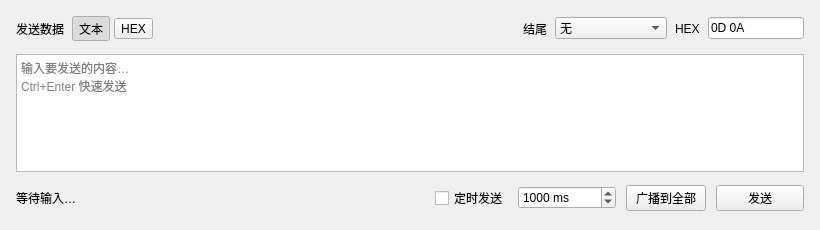
Li-D666/DouLink, file src/ui/sendpanel.ui: the form before one commit.
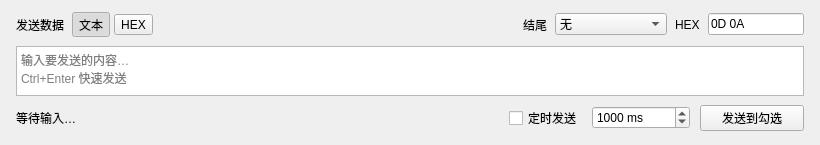
The form after the commit.

Commit message: 修改多发送，优化界面流畅度

```diff
--- a/src/ui/sendpanel.ui
+++ b/src/ui/sendpanel.ui
@@ -7,7 +7,7 @@
     <x>0</x>
     <y>0</y>
     <width>820</width>
-    <height>230</height>
+    <height>141</height>
    </rect>
   </property>
   <property name="frameShape">
@@ -200,7 +200,7 @@
      <property name="minimumSize">
       <size>
        <width>0</width>
-       <height>72</height>
+       <height>50</height>
       </size>
      </property>
      <property name="maximumSize">
@@ -259,7 +259,7 @@
         </size>
        </property>
        <property name="minimum">
-        <number>50</number>
+        <number>1</number>
        </property>
        <property name="maximum">
         <number>600000</number>
@@ -275,30 +275,23 @@
        </property>
       </widget>
      </item>
-     <item>
-      <widget class="QPushButton" name="broadcastButton">
-       <property name="role" stdset="0">
-        <string>ghost</string>
-       </property>
-       <property name="text">
-        <string>广播到全部</string>
-       </property>
-      </widget>
-     </item>
      <item>
       <widget class="QPushButton" name="sendButton">
+       <property name="minimumSize">
+        <size>
+         <width>104</width>
+         <height>0</height>
+        </size>
+       </property>
+       <property name="toolTip">
+        <string>发送到所有已勾选的在线设备</string>
+       </property>
+       <property name="text">
+        <string>发送到勾选</string>
+       </property>
        <property name="role" stdset="0">
         <string>primary</string>
        </property>
-       <property name="minimumSize">
-        <size>
-         <width>88</width>
-         <height>0</height>
-        </size>
-       </property>
-       <property name="text">
-        <string>发送</string>
-       </property>
       </widget>
      </item>
     </layout>
```
Left out of the diff: 50 changed lines with no effect on the pictures. The commit also changes 15 other files.
